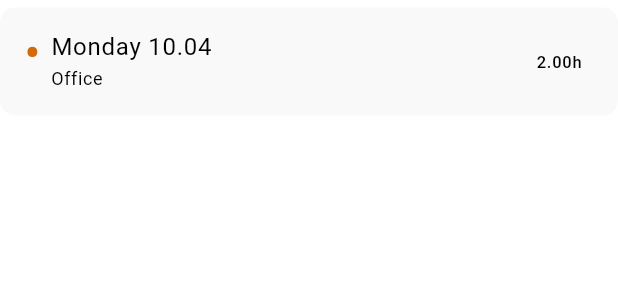
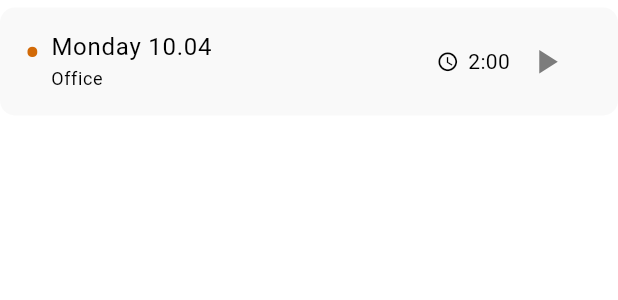
Before and after one commit to dxvid-pts/clock_in, a Flutter app: the EntryListTile widget shown alone on an empty page, opened directly, on a phone screen of 412 x 824 dp. Shown: the top 300 px of the screen. Run offline on Flutter 3.47's test engine with Material 2 defaults, Android fonts, the phone set to English and light mode, and no system bars; our stand-ins replace fl_chart, flutter_riverpod, flutter_svg, freezed_annotation, hive, syncfusion_flutter_datepicker; missing offline and left inert: commons_flutter, storage_engine, storage_engine_hive_adapter; accounts and stored records are empty.

Commit message:
improve entry tile

```diff
--- a/frontend/lib/widgets/entry_list_tile.dart
+++ b/frontend/lib/widgets/entry_list_tile.dart
@@ -48,7 +48,30 @@ class EntryListTile extends StatelessWidget {
           subtitle,
           style: Theme.of(context).textTheme.bodySmall,
         ),
-        trailing: Text("${duration.toStringAsFixed(2)}h"),
+        trailing: Row(
+          mainAxisSize: MainAxisSize.min,
+          crossAxisAlignment: CrossAxisAlignment.center,
+          mainAxisAlignment: MainAxisAlignment.end,
+          children: [
+            const Icon(
+              Icons.access_time,
+              size: 15,
+            ),
+            const SizedBox(width: 6),
+            Text(
+              duration.toStringAsFixed(2).replaceAll(".", ":"),
+              style: Theme.of(context).textTheme.bodyMedium,
+            ),
+            IconButton(
+              onPressed: () {},
+              iconSize: 27,
+              icon: const Icon(
+                Icons.play_arrow,
+                color: Color(0xFF7c7c7c),
+              ),
+            ),
+          ],
+        ),
       ),
     );
   }
```
